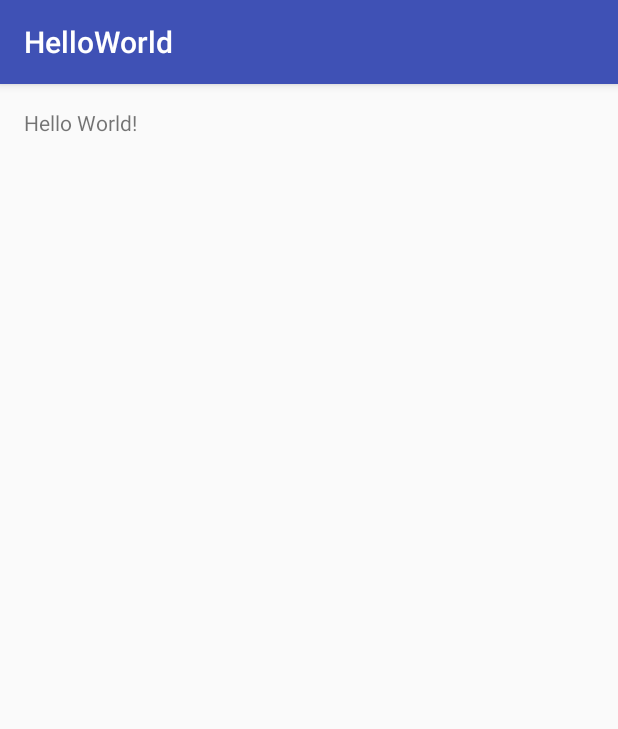
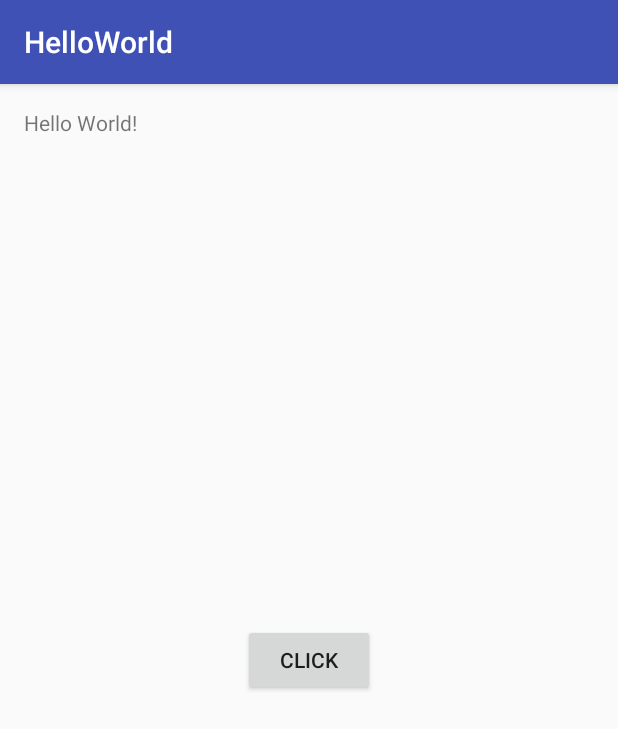
Before and after one commit to ybdesire/android_dev_learn, an Android app: the screen it shows after launch (MainActivity), on a phone screen of 412 x 824 dp. Shown: the top 729 px of the screen. Run offline under Robolectric (Android 15) with nearby library versions, the phone set to English and light mode, and no system bars.

Commit message:
Add button click event process.

```diff
--- a/HelloWorld/app/src/main/java/com/example/ybdesire/helloworld/MainActivity.java
+++ b/HelloWorld/app/src/main/java/com/example/ybdesire/helloworld/MainActivity.java
@@ -2,6 +2,8 @@ package com.example.ybdesire.helloworld;
 
 import android.support.v7.app.AppCompatActivity;
 import android.os.Bundle;
+import android.view.View;
+import android.widget.TextView;
 
 public class MainActivity extends AppCompatActivity {
 
@@ -10,4 +12,10 @@ public class MainActivity extends AppCompatActivity {
         super.onCreate(savedInstanceState);
         setContentView(R.layout.activity_main);
     }
+
+    public void btn1ClickEvent(View target){
+        TextView txt=(TextView)findViewById(R.id.textView);//find output label by id
+        txt.setText("Hello world! click by button!!");
+
+    }
 }
--- a/HelloWorld/app/src/main/res/layout/activity_main.xml
+++ b/HelloWorld/app/src/main/res/layout/activity_main.xml
@@ -13,5 +13,15 @@
     <TextView
         android:text="Hello World!"
         android:layout_width="wrap_content"
-        android:layout_height="wrap_content" />
+        android:layout_height="wrap_content"
+        android:id="@+id/textView" />
+
+    <Button
+        android:layout_width="wrap_content"
+        android:layout_height="wrap_content"
+        android:text="Click"
+        android:onClick="btn1ClickEvent"
+        android:id="@+id/button"
+        android:layout_centerVertical="true"
+        android:layout_centerHorizontal="true" />
 </RelativeLayout>
```
